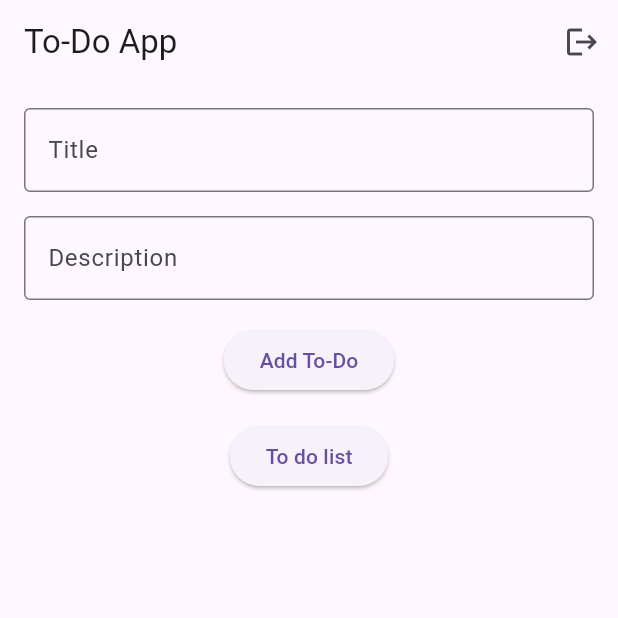
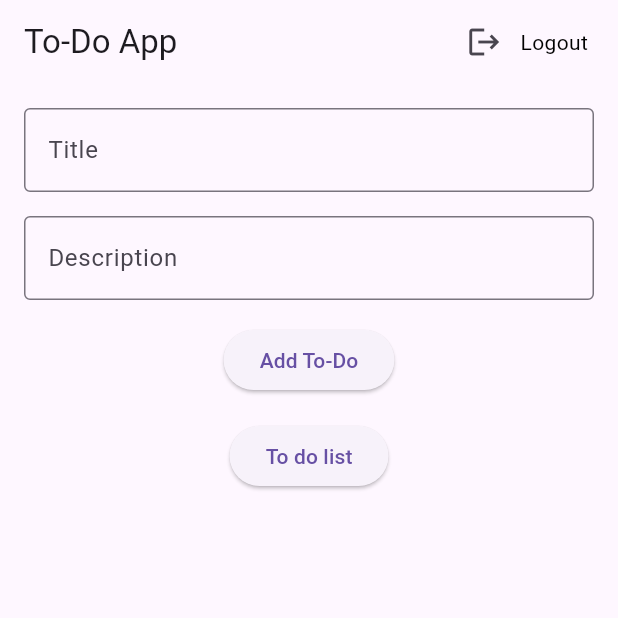
Before and after one commit to DaViD9007/to_do_app, a Flutter app: the screen it shows once a user with an empty profile is signed in, on a phone screen of 412 x 824 dp, the top half of it. Run offline on Flutter 3.47's test engine with Material 3 defaults, Android fonts, the phone set to English and light mode, and no system bars; our stand-ins replace cloud_firestore, firebase_auth, firebase_core; accounts and stored records are empty.

```diff
--- a/lib/screens/home.dart
+++ b/lib/screens/home.dart
@@ -56,15 +56,30 @@ class _HomePageState extends State<HomePage> {
       appBar: AppBar(
         title: Text('To-Do App'),
         actions: [
+          Padding(
+            padding: EdgeInsets.only(right: 20.0),
+            child: Row(
+              crossAxisAlignment: CrossAxisAlignment.center,
+              children: [
                 IconButton(
                   icon: Icon(Icons.logout),
-            onPressed: () {
-              logout();
-            },
+                  onPressed: logout,
+                ),
+                Text(
+                  'Logout',
+                  style: TextStyle(color: Colors.black),
                 ),
               ],
             ),
-      body: Padding(
+          ),
+        ],
+      ),
+      body: elements(),
+    );
+  }
+
+  Padding elements() {
+    return Padding(
       padding: const EdgeInsets.all(16.0),
       child: Column(
         children: [
@@ -96,7 +111,6 @@ class _HomePageState extends State<HomePage> {
           SizedBox(height: 16),
         ],
       ),
-      ),
     );
   }
 }
```
Also changed, not shown: lib/data/todo_data.dart (added, +23 -0 lines), lib/screens/to_do_list.dart (+59 -3 lines). Lines whose indentation alone changed are shown as unchanged.
